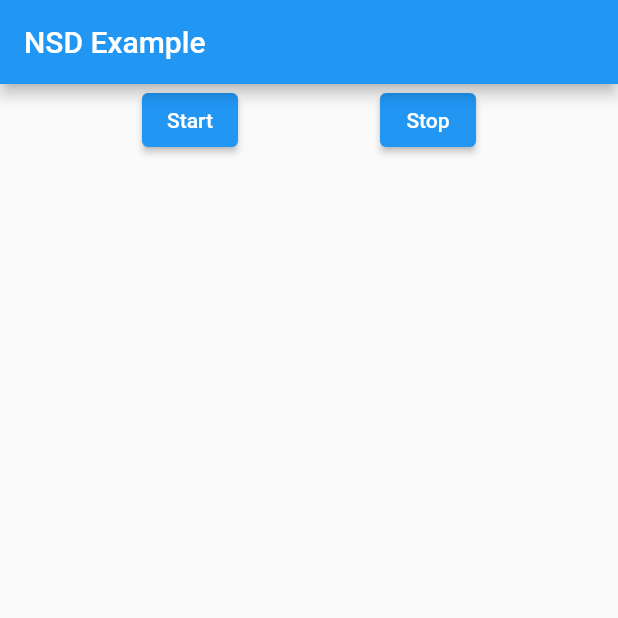
After one commit to aseemsethi/my_app, a Flutter app: the HomePage screen opened by its route, after a tap on "Service Discovery (mDNS)", on a phone screen of 412 x 824 dp, the top half of it. The commit adds this screen. Run offline on Flutter 3.47's test engine with Material 2 defaults, Android fonts, the phone set to English and light mode, and no system bars; our stand-ins replace firebase_auth, firebase_core, flutter_local_notifications, font_awesome_flutter, google_sign_in, sqflite; missing offline and left inert: flutter_foreground_task, flutter_nsd, mqtt_client, ping_discover_network_forked; accounts and stored records are empty.

Commit message:
Added Network Discovery

```diff
--- a/lib/main.dart
+++ b/lib/main.dart
@@ -1,7 +1,6 @@
 import 'package:firebase_core/firebase_core.dart';
 import 'package:flutter/material.dart';
 import 'package:my_app/screens/welcome_page.dart';
-import 'package:my_app/screens/mqtt_page.dart';
 import 'package:my_app/utils/db_helper.dart';
 import 'navigation/navigate.dart';
 import 'utils/constants.dart';
@@ -14,7 +13,7 @@ void main() async {
   WidgetsFlutterBinding.ensureInitialized();
   await Firebase.initializeApp(
     name: 'my_app',
-    options: FirebaseOptions(
+    options: const FirebaseOptions(
       apiKey: "AIzaSyBSlG5gwt8BNYgTWSoykgYkFK1wnZ3AaOw",
       appId: "1:654349620102:android:2e90a5c7ee477784401207",
       messagingSenderId: "654349620102",
--- a/lib/navigation/navigate.dart
+++ b/lib/navigation/navigate.dart
@@ -1,3 +1,7 @@
+import 'package:my_app/screens/network_discovery.dart';
+import 'package:my_app/screens/ping_discovery.dart';
+import 'package:path/path.dart';
+
 import '../screens/home_page.dart';
 import '../screens/sign_in_page.dart';
 import '../screens/welcome_page.dart';
@@ -11,6 +15,8 @@ class Navigate {
     '/sign-in': (context) => SignInPage(),
     '/home': (context) => HomePage(),
     '/iot': (context) => IoTPage(),
-    '/mqtt': (context) => MqttPage()
+    '/mqtt': (context) => MqttPage(),
+    '/nd': (context) => NdApp(),
+    '/pingDiscover': (context) => PingDiscover()
   };
 }
--- /dev/null
+++ b/lib/screens/network_discovery.dart
@@ -0,0 +1,134 @@
+/*
+ * Copyright 2021 Nimrod Dayan nimroddayan.com
+ *
+ *    Licensed under the Apache License, Version 2.0 (the "License");
+ *    you may not use this file except in compliance with the License.
+ *    You may obtain a copy of the License at
+ *
+ *        http://www.apache.org/licenses/LICENSE-2.0
+ *
+ *    Unless required by applicable law or agreed to in writing, software
+ *    distributed under the License is distributed on an "AS IS" BASIS,
+ *    WITHOUT WARRANTIES OR CONDITIONS OF ANY KIND, either express or implied.
+ *    See the License for the specific language governing permissions and
+ *    limitations under the License.
+ *
+ */
+
+import 'package:flutter/material.dart';
+import 'dart:async';
+
+import 'package:flutter_nsd/flutter_nsd.dart';
+
+class NdApp extends StatefulWidget {
+  const NdApp({Key? key}) : super(key: key);
+
+  @override
+  State createState() => _NdState();
+}
+
+class _NdState extends State<NdApp> {
+  final flutterNsd = FlutterNsd();
+  final services = <NsdServiceInfo>[];
+  bool initialStart = true;
+  bool _scanning = false;
+
+  _NdState();
+
+  @override
+  void initState() {
+    super.initState();
+
+    // Try one restart if initial start fails, which happens on hot-restart of
+    // the flutter app.
+    flutterNsd.stream.listen(
+      (NsdServiceInfo service) {
+        setState(() {
+          services.add(service);
+        });
+      },
+      onError: (e) async {
+        if (e is NsdError) {
+          if (e.errorCode == NsdErrorCode.startDiscoveryFailed &&
+              initialStart) {
+            await stopDiscovery();
+          } else if (e.errorCode == NsdErrorCode.discoveryStopped &&
+              initialStart) {
+            initialStart = false;
+            await startDiscovery();
+          }
+        }
+      },
+    );
+  }
+
+  Future<void> startDiscovery() async {
+    if (_scanning) return;
+    print('ND: Start Discovery');
+
+    setState(() {
+      services.clear();
+      _scanning = true;
+    });
+    await flutterNsd.discoverServices('_http._tcp.');
+  }
+
+  Future<void> stopDiscovery() async {
+    if (!_scanning) return;
+    print('ND: Stop Discovery');
+
+    setState(() {
+      services.clear();
+      _scanning = false;
+    });
+    flutterNsd.stopDiscovery();
+  }
+
+  @override
+  Widget build(BuildContext context) {
+    return MaterialApp(
+      home: Scaffold(
+        appBar: AppBar(
+          title: const Text('NSD Example'),
+        ),
+        body: Column(
+          children: <Widget>[
+            Row(
+              mainAxisAlignment: MainAxisAlignment.spaceEvenly,
+              children: <Widget>[
+                ElevatedButton(
+                  child: const Text('Start'),
+                  onPressed: () async => startDiscovery(),
+                ),
+                ElevatedButton(
+                  child: const Text('Stop'),
+                  onPressed: () async => stopDiscovery(),
+                ),
+              ],
+            ),
+            Expanded(
+              child: _buildMainWidget(context),
+            ),
+          ],
+        ),
+      ),
+    );
+  }
+
+  Widget _buildMainWidget(BuildContext context) {
+    if (services.isEmpty && _scanning) {
+      return const Center(
+        child: CircularProgressIndicator(),
+      );
+    } else if (services.isEmpty && !_scanning) {
+      return const SizedBox.shrink();
+    } else {
+      return ListView.builder(
+        itemBuilder: (context, index) => ListTile(
+          title: Text(services[index].name ?? 'Invalid service name'),
+        ),
+        itemCount: services.length,
+      );
+    }
+  }
+}
--- a/pubspec.yaml
+++ b/pubspec.yaml
@@ -42,6 +42,9 @@ dependencies:
   mqtt_client: ^9.6.8
   flutter_foreground_task: ^3.7.3
   provider: ^6.0.3
+  flutter_nsd: ^1.3.3
+  #ping_discover_network: ^0.2.0+1
+  ping_discover_network_forked: ^0.0.1
 
   # The following adds the Cupertino Icons font to your application.
   # Use with the CupertinoIcons class for iOS style icons.
```
Also changed, not shown: lib/screens/home_page.dart (+7 -4 lines), lib/screens/ping_discovery.dart (added, +180 -0 lines), pubspec.lock, 5 other files.
